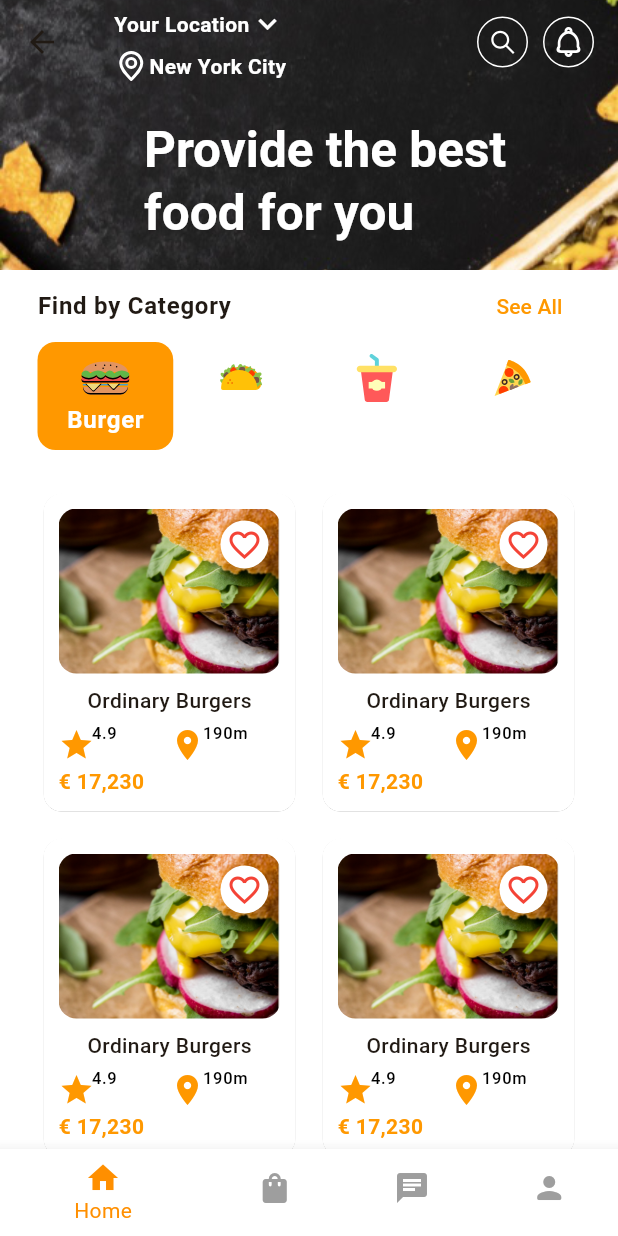
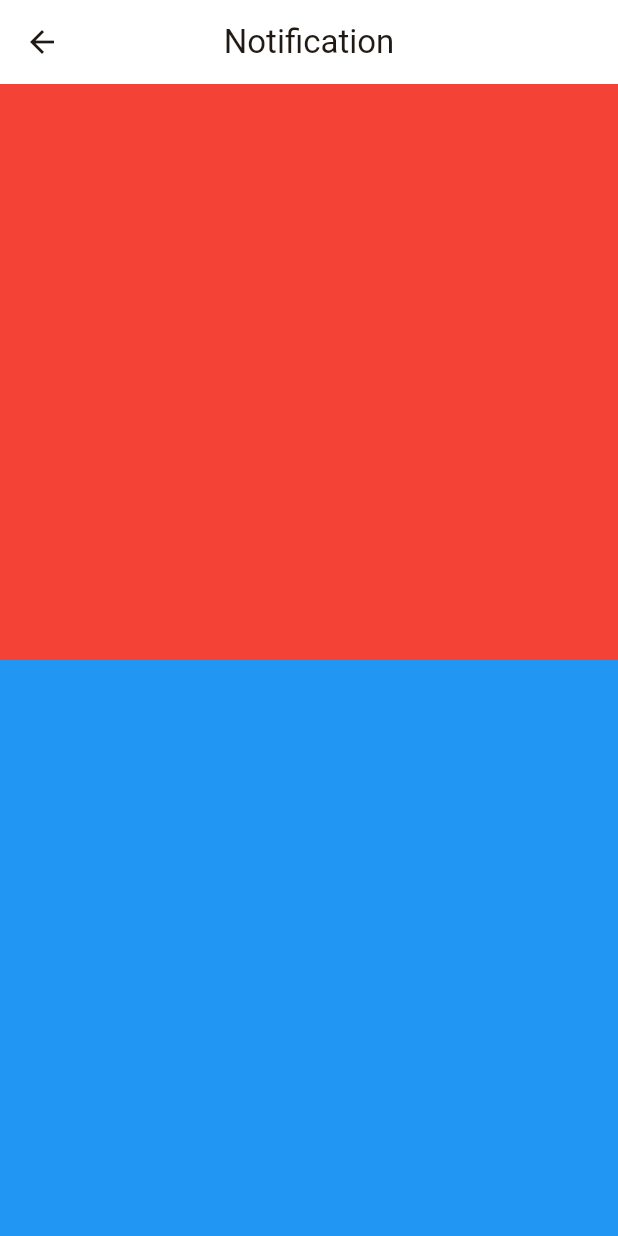
Before and after one commit to alpha-sow/fooddelivery, a Flutter app: the HomeView screen opened by its route, after a tap on an icon or button, on a phone screen of 412 x 824 dp. Run offline on Flutter 3.47's test engine with Material 3 defaults, Android fonts, the phone set to English and light mode, and no system bars; our stand-ins replace auto_route, flutter_svg, vector_graphics.

Commit message:
feat: notification view

```diff
--- a/lib/home/view/home_view.dart
+++ b/lib/home/view/home_view.dart
@@ -1,7 +1,9 @@
 import 'package:auto_route/annotations.dart';
+import 'package:auto_route/auto_route.dart';
 import 'package:flutter/material.dart';
 import 'package:fooddelivery/assets/assets.gen.dart';
 import 'package:fooddelivery/home/view/widgets/widgets.dart';
+import 'package:fooddelivery/router/app_router.gr.dart';
 
 @RoutePage()
 class HomeView extends StatefulWidget {
@@ -103,7 +105,9 @@ class _HomeViewState extends State<HomeView> {
                         ),
                         const SizedBox(width: 10),
                         HomeIconButton(
-                          onPressed: () {},
+                          onPressed: () {
+                            context.router.push(const NotificationView());
+                          },
                           icon: Assets.images.icons.notifications.svg(
                             colorFilter: const ColorFilter.mode(
                               Colors.white,
--- /dev/null
+++ b/lib/notification/view/notification_view.dart
@@ -0,0 +1,37 @@
+import 'package:auto_route/annotations.dart';
+import 'package:flutter/material.dart';
+
+@RoutePage()
+class NotificationView extends StatelessWidget {
+  const NotificationView({super.key});
+
+  @override
+  Widget build(BuildContext context) {
+    return Scaffold(
+      appBar: AppBar(
+        centerTitle: true,
+        title: const Text('Notification'),
+      ),
+      body: Column(
+        children: [
+          Expanded(
+            child: Container(
+              color: Colors.red,
+              child: ListView(
+                children: [],
+              ),
+            ),
+          ),
+          Expanded(
+            child: Container(
+              color: Colors.blue,
+              child: ListView(
+                children: [],
+              ),
+            ),
+          ),
+        ],
+      ),
+    );
+  }
+}
--- a/lib/router/app_router.dart
+++ b/lib/router/app_router.dart
@@ -82,5 +82,9 @@ class AppRouter extends RootStackRouter {
             ),
           ],
         ),
+        AutoRoute(
+          path: '/notification',
+          page: NotificationView.page,
+        ),
       ];
 }
```
Also changed, not shown: lib/router/app_router.gr.dart.
